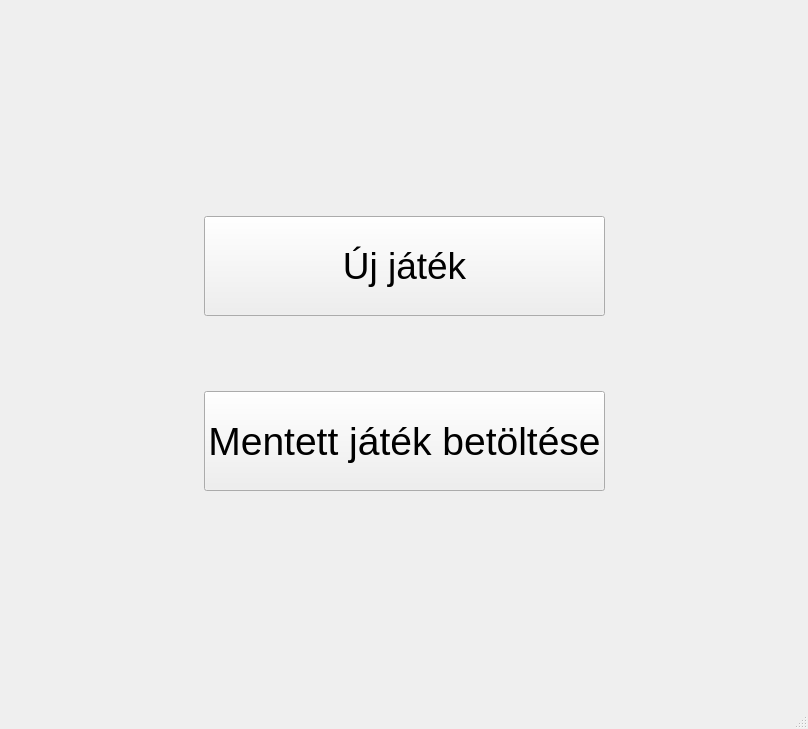
Qt form mainwindow.ui (kevinbencs/Sakk) before a commit.
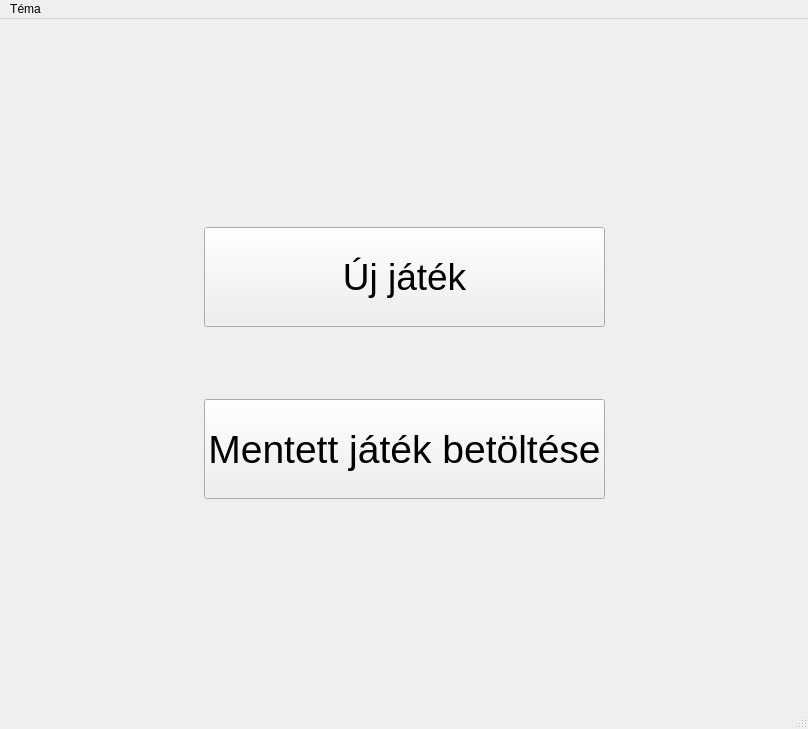
The same form after that commit.

Patch:
```diff
--- a/mainwindow.ui
+++ b/mainwindow.ui
@@ -202,6 +202,12 @@
      <height>21</height>
     </rect>
    </property>
+   <widget class="QMenu" name="menuT_me">
+    <property name="title">
+     <string>Téma</string>
+    </property>
+   </widget>
+   <addaction name="menuT_me"/>
   </widget>
   <widget class="QStatusBar" name="statusbar"/>
  </widget>
```
